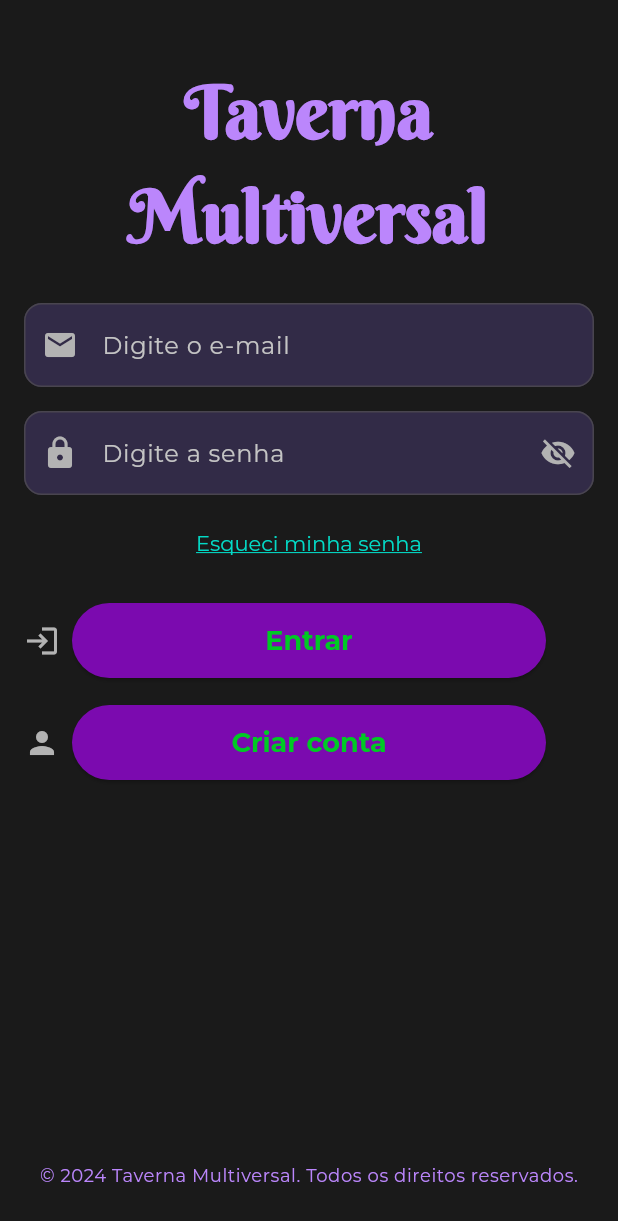
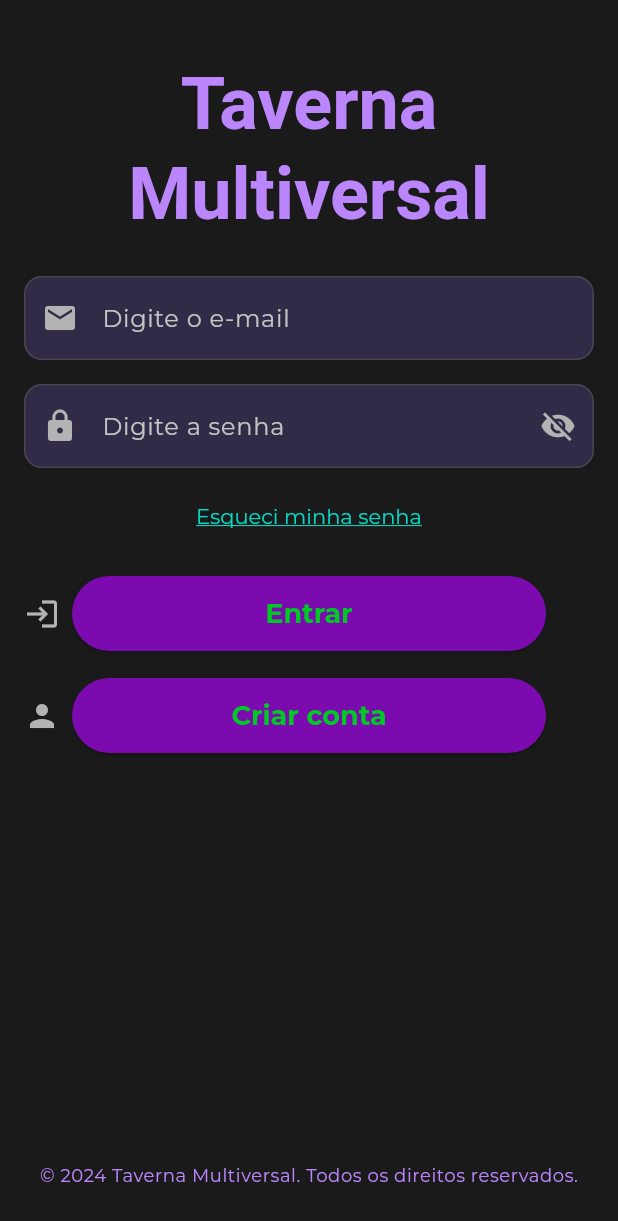
Before and after one commit to Enock21/tm, a Flutter app: the screen it shows after launch, on a phone screen of 412 x 824 dp. Shown: the top 1221 px of the screen. Run offline on Flutter 3.47's test engine with Material 3 defaults, Android fonts, the phone set to English and light mode, and no system bars; our stand-ins replace google_fonts; Roboto replaces fonts that are missing (Berkshire Swash); project files that could hold a hidden picture were left out.

Commit message:
refactor: taking out from login_screen.dart responsibility that doesn't belong to it and giving it to theme.dart

```diff
--- a/tm_front/lib/screens/login_screen.dart
+++ b/tm_front/lib/screens/login_screen.dart
@@ -35,23 +35,17 @@ class LoginScreenState extends State<LoginScreen> {
                   //   child: Text('LOGO', style: TextStyle(color: Colors.black)),
                   //),
                   const SizedBox(height: 24),
-                  const Column(children: [
+                  Column(children: [
                     Text(
                       'Taverna',
                       textAlign: TextAlign.center,
-                      style: TextStyle(
-                          color: Color(0xFFBB86FC),
-                          fontSize: 48,
-                          fontWeight: FontWeight.bold,
-                          fontFamily: 'BerkshireSwash'),
+                      style: Theme.of(context).textTheme.headlineLarge,
                     ),
-                    Text('Multiversal',
-                        textAlign: TextAlign.center,
-                        style: TextStyle(
-                            color: Color(0xFFBB86FC),
-                            fontSize: 48,
-                            fontWeight: FontWeight.bold,
-                            fontFamily: 'BerkshireSwash'))
+                    Text(
+                      'Multiversal',
+                      textAlign: TextAlign.center,
+                      style: Theme.of(context).textTheme.headlineLarge,
+                    )
                   ]),
                   const SizedBox(height: 24),
                   TextInputEmail(
--- a/tm_front/lib/screens/password_recovery_screen.dart
+++ b/tm_front/lib/screens/password_recovery_screen.dart
@@ -3,7 +3,7 @@ import 'package:google_fonts/google_fonts.dart';
 import 'package:flutter/services.dart';
 
 class PasswordRecoveryScreen extends StatelessWidget {
-  const PasswordRecoveryScreen({Key? key}) : super(key: key);
+  const PasswordRecoveryScreen({super.key});
 
   @override
   Widget build(BuildContext context) {
--- a/tm_front/lib/widgets/custom_button.dart
+++ b/tm_front/lib/widgets/custom_button.dart
@@ -13,8 +13,8 @@ class CustomButton extends StatelessWidget {
     required this.onPressed,
     this.backgroundColor = const Color(0xFF7B0AAF),
     this.textColor = const Color(0xFF00C925),
-    Key? key,
-  }) : super(key: key);
+    super.key,
+  });
 
   @override
   Widget build(BuildContext context) {
--- a/tm_front/lib/widgets/text_input_generic.dart
+++ b/tm_front/lib/widgets/text_input_generic.dart
@@ -14,7 +14,7 @@ class TextInput extends StatelessWidget {
   final Color hintTextColor;
 
   const TextInput({
-    Key? key,
+    super.key,
     required this.hintText,
     this.obscureText = false,
     required this.prefixIcon,
@@ -23,7 +23,7 @@ class TextInput extends StatelessWidget {
     this.validator,
     this.controller,
     this.hintTextColor = const Color.fromARGB(255, 196, 196, 196),
-  }) : super(key: key);
+  });
 
   @override
   Widget build(BuildContext context) {
--- a/tm_front/lib/widgets/text_input_password.dart
+++ b/tm_front/lib/widgets/text_input_password.dart
@@ -3,11 +3,11 @@ import 'package:tm_front/widgets/text_input_generic.dart';
 
 class TextInputPassword extends StatefulWidget {
   const TextInputPassword({
-    Key? key,
+    super.key,
     required this.hintText,
     this.validator,
     this.controller,
-  }) : super(key: key);
+  });
 
   final String hintText;
   final String? Function(String?)? validator;
--- a/tm_front/lib/widgets/theme.dart
+++ b/tm_front/lib/widgets/theme.dart
@@ -5,7 +5,8 @@ final theme = ThemeData(
   primaryColor: const Color(0xFFBB86FC),
   scaffoldBackgroundColor: const Color(0xFF1A1A1A),
   textTheme: TextTheme(
-    headlineLarge: GoogleFonts.montserrat(
+    headlineLarge: GoogleFonts.getFont(
+      'Berkshire Swash',
       color: const Color(0xFFBB86FC),
       fontSize: 48,
       fontWeight: FontWeight.bold,
```
